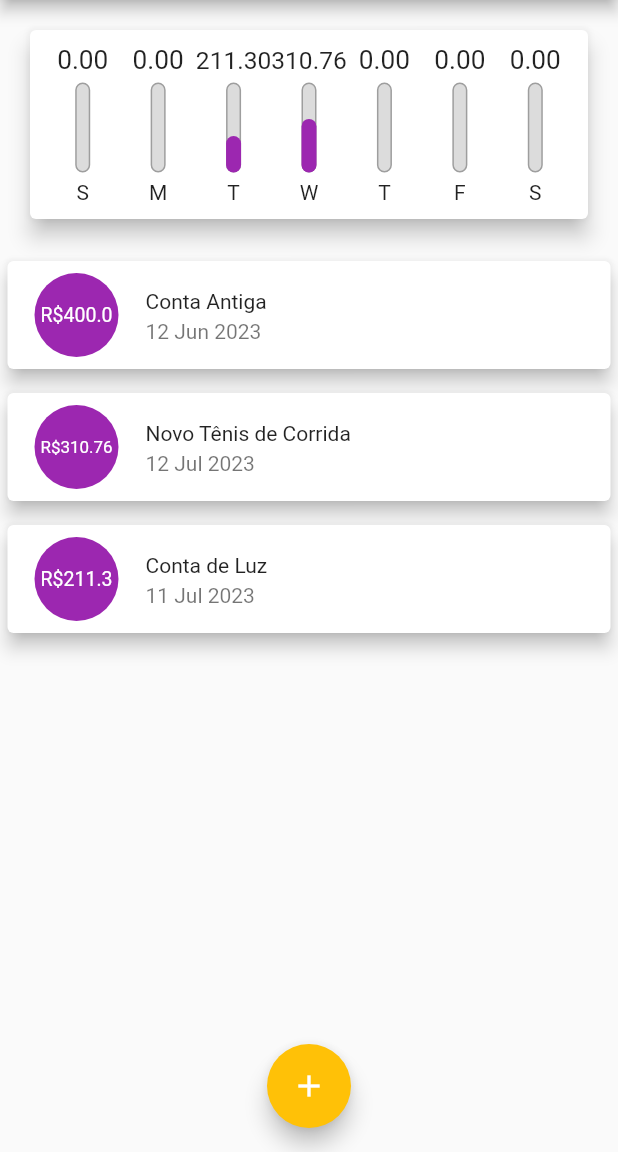
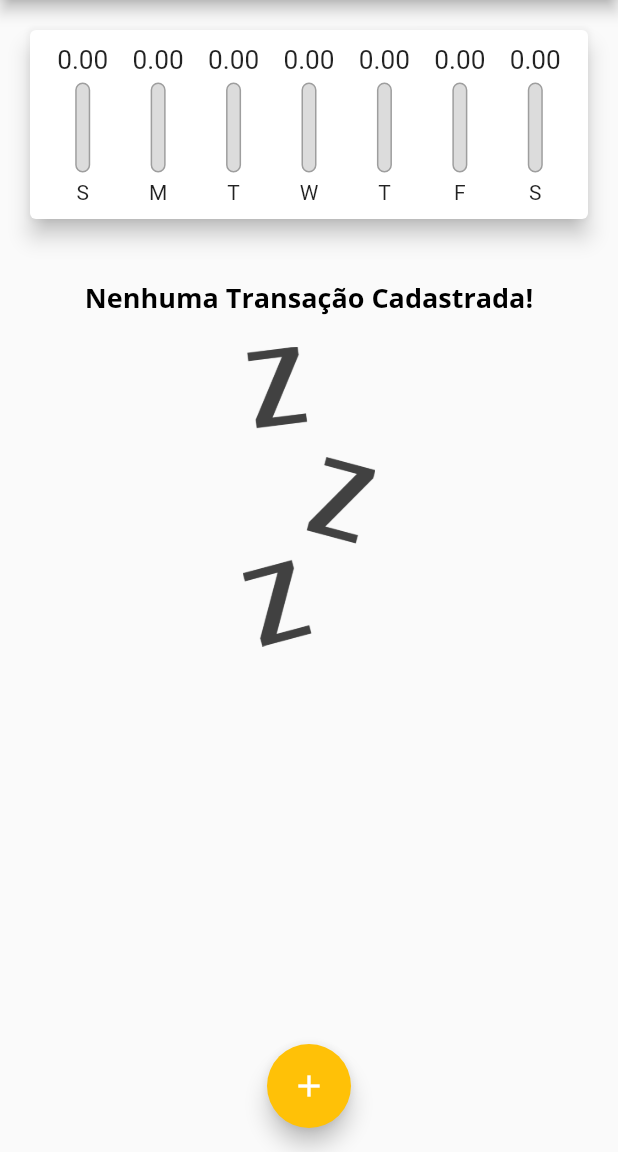
Before and after one commit to marcelinx/expensesApp, a Flutter app: the screen it shows after launch, on a phone screen of 412 x 824 dp, the part 84-1236 px from its top. Run offline on Flutter 3.47's test engine with Material 2 defaults, Android fonts, the phone set to English and light mode, and no system bars.

Commit message:
adding Data

```diff
--- a/lib/components/chart.dart
+++ b/lib/components/chart.dart
@@ -41,7 +41,6 @@ class Chart extends StatelessWidget {
 
   @override
   Widget build(BuildContext context) {
-    groupedTransactions;
     return Card(
       elevation: 6,
       margin: const EdgeInsets.all(20),
@@ -55,7 +54,9 @@ class Chart extends StatelessWidget {
               child: ChartBar(
                 label: tr['day'] as String,
                 value: tr['value'] as double,
-                percentage: (tr['value'] as double) / _weekTotalValue,
+                percentage: _weekTotalValue == 0
+                    ? 0
+                    : (tr['value'] as double) / _weekTotalValue,
               ),
             );
           }).toList(),
--- a/lib/components/chart_bar.dart
+++ b/lib/components/chart_bar.dart
@@ -16,15 +16,14 @@ class ChartBar extends StatelessWidget {
   Widget build(BuildContext context) {
     return Column(
       children: [
-        Container(
+        SizedBox(
           height: 20,
-
           child: FittedBox(
             child: Text('${value!.toStringAsFixed(2)}'),
-            ),
+          ),
         ),
         const SizedBox(height: 5),
-        Container(
+        SizedBox(
           height: 60,
           width: 10,
           child: Stack(
@@ -32,8 +31,11 @@ class ChartBar extends StatelessWidget {
             children: <Widget>[
               Container(
                 decoration: BoxDecoration(
-                  border: Border.all(color: Colors.grey, width: 1.0),
-                  color: Color.fromRGBO(220, 220, 220, 1),
+                  border: Border.all(
+                    color: Colors.grey,
+                    width: 1.0,
+                  ),
+                  color: const Color.fromRGBO(220, 220, 220, 1),
                   borderRadius: BorderRadius.circular(5),
                 ),
               ),
@@ -41,7 +43,7 @@ class ChartBar extends StatelessWidget {
                 heightFactor: percentage,
                 child: Container(
                   decoration: BoxDecoration(
-                    color: Colors.purple,
+                    color: Theme.of(context).colorScheme.primary,
                     borderRadius: BorderRadius.circular(5),
                   ),
                 ),
--- a/lib/components/transaction_form.dart
+++ b/lib/components/transaction_form.dart
@@ -2,7 +2,7 @@ import 'package:flutter/material.dart';
 import 'package:intl/intl.dart';
 
 class TransactionForm extends StatefulWidget {
-  final void Function(String, double) onSubmit;
+  final void Function(String, double, DateTime) onSubmit;
 
   const TransactionForm(this.onSubmit, {Key? key}) : super(key: key);
 
@@ -13,17 +13,17 @@ class TransactionForm extends StatefulWidget {
 class _TransactionFormState extends State<TransactionForm> {
   final _titleController = TextEditingController();
   final _valueController = TextEditingController();
-  DateTime? _selectedDate;
+  DateTime? _selectedDate = DateTime.now();
 
   _submitForm() {
     final title = _titleController.text;
     final value = double.tryParse(_valueController.text) ?? 0;
 
-    if (title.isEmpty || value <= 0) {
+    if (title.isEmpty || value <= 0 || _selectedDate == null) {
       return;
     }
 
-    widget.onSubmit(title, value);
+    widget.onSubmit(title, value, _selectedDate!);
   }
 
   _showDatePicker() {
--- a/lib/components/transaction_list.dart
+++ b/lib/components/transaction_list.dart
@@ -57,7 +57,7 @@ class TransactionList extends StatelessWidget {
                     ),
                     title: Text(
                       tr.title,
-                      style: Theme.of(context).textTheme.bodyMedium,
+                      style: Theme.of(context).textTheme.headline6,
                     ),
                     subtitle: Text(
                       DateFormat('d MMM y').format(tr.date),
--- a/lib/main.dart
+++ b/lib/main.dart
@@ -27,6 +27,10 @@ class ExpensesApp extends StatelessWidget {
             fontWeight: FontWeight.bold,
             color: Colors.black,
           ),
+          button: const TextStyle(
+            color: Colors.white,
+            fontWeight: FontWeight.bold,
+          ),
         ),
         appBarTheme: const AppBarTheme(
           titleTextStyle: TextStyle(
@@ -48,26 +52,7 @@ class MyHomePage extends StatefulWidget {
 }
 
 class _MyHomePageState extends State<MyHomePage> {
-  final List<Transaction> _transactions = [
-    Transaction(
-      id: 't0',
-      title: 'Conta Antiga',
-      value: 400.00,
-      date: DateTime.now().subtract(const Duration(days: 33)),
-    ),
-    Transaction(
-      id: 't1',
-      title: 'Novo Tênis de Corrida',
-      value: 310.76,
-      date: DateTime.now().subtract(const Duration(days: 3)),
-    ),
-    Transaction(
-      id: 't2',
-      title: 'Conta de Luz',
-      value: 211.30,
-      date: DateTime.now().subtract(const Duration(days: 4)),
-    ),
-  ];
+  final List<Transaction> _transactions = [];
 
   List<Transaction> get _recentTransactions {
     return _transactions.where((tr) {
@@ -77,12 +62,12 @@ class _MyHomePageState extends State<MyHomePage> {
     }).toList();
   }
 
-  _addTransaction(String title, double value) {
+  _addTransaction(String title, double value, DateTime date) {
     final newTransaction = Transaction(
       id: Random().nextDouble().toString(),
       title: title,
       value: value,
-      date: DateTime.now(),
+      date: date,
     );
 
     setState(() {
```
